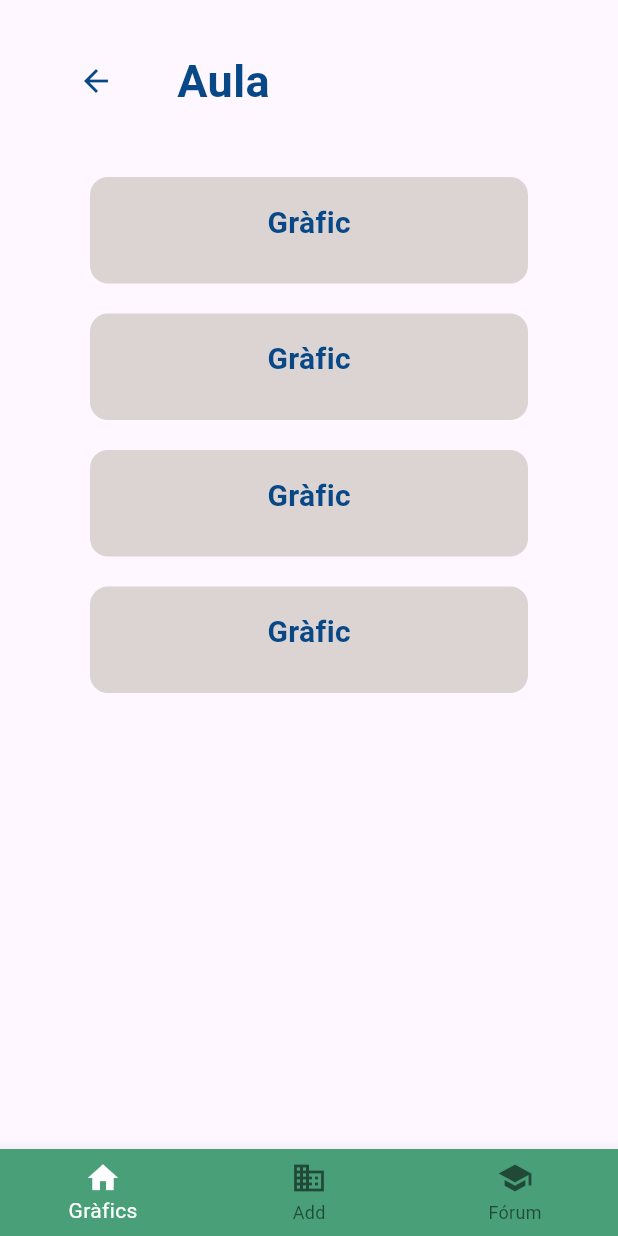
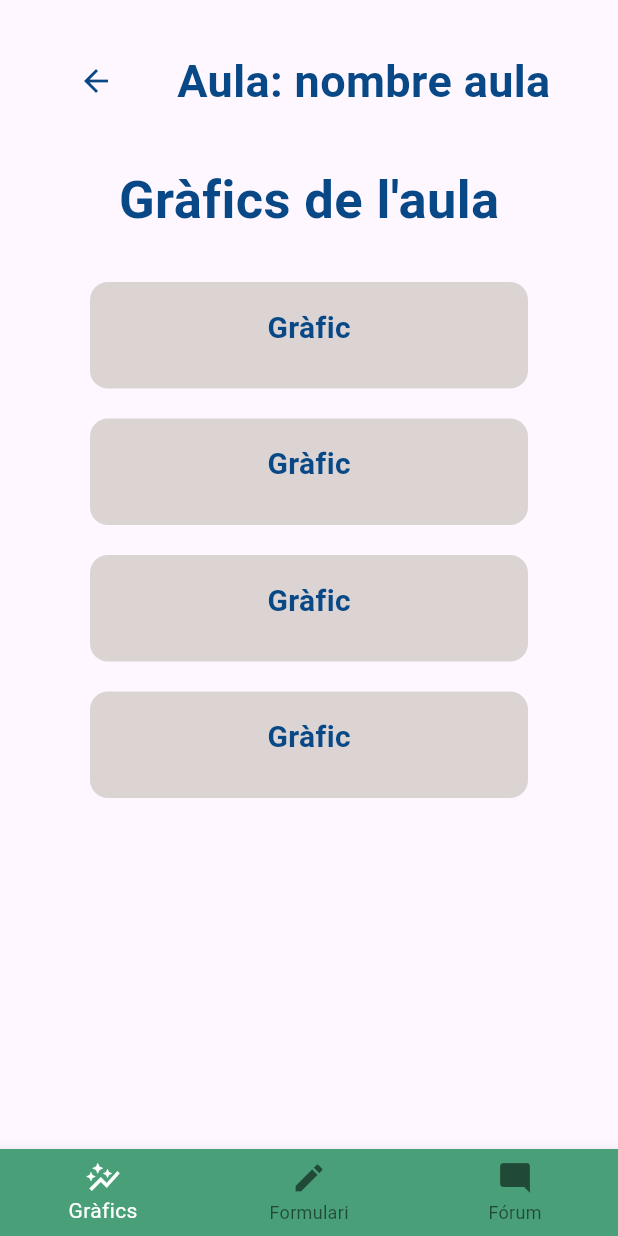
Before and after one commit to SW1073/Bits2024, a Flutter app: the Aula screen opened directly with empty values, on a phone screen of 412 x 824 dp. Run offline on Flutter 3.47's test engine with Material 3 defaults, Android fonts, the phone set to English and light mode, and no system bars.

Commit message:
millorat pantalles aules

```diff
--- a/front/src/lib/presentacio/screens/aula.dart
+++ b/front/src/lib/presentacio/screens/aula.dart
@@ -72,7 +72,7 @@ class _Aula extends State<Aula> {
                     width: 30,
                   ),
                   Text(
-                    'Aula',
+                    'Aula: nombre aula',
                     style: TextStyle(
                       fontSize: 30,
                       fontWeight: FontWeight.bold,
@@ -98,19 +98,19 @@ class _Aula extends State<Aula> {
   }
 
   Widget MenuInferior() {
-    return Container(
+    return SizedBox(
       child: BottomNavigationBar(
         items: const <BottomNavigationBarItem>[
           BottomNavigationBarItem(
-            icon: Icon(Icons.home),
+            icon: Icon(Icons.auto_graph),
             label: 'Gràfics',
           ),
           BottomNavigationBarItem(
-            icon: Icon(Icons.business),
-            label: 'Add',
+            icon: Icon(Icons.mode_edit),
+            label: 'Formulari',
           ),
           BottomNavigationBarItem(
-            icon: Icon(Icons.school),
+            icon: Icon(Icons.mode_comment_rounded),
             label: 'Fórum',
           ),
         ],
--- a/front/src/lib/presentacio/screens/grafics.dart
+++ b/front/src/lib/presentacio/screens/grafics.dart
@@ -11,6 +11,20 @@ class _Grafics extends State<Grafics> {
   @override
   Widget build(BuildContext context) {
     return Expanded(
+      child: Column(
+        children: [
+          Text(
+            "Gràfics de l'aula",
+            style: TextStyle(
+              color: Color.fromRGBO(8, 72, 135, 1),
+              fontWeight: FontWeight.bold,
+              fontSize: 35,
+            ),
+          ),
+          SizedBox(
+            height: 20,
+          ),
+          Expanded(
             child: ListView.builder(
               itemCount: 4,
               itemBuilder: (context, index) {
@@ -41,6 +55,9 @@ class _Grafics extends State<Grafics> {
                 );
               },
             ),
+          ),
+        ],
+      ),
     );
   }
 }
--- a/front/src/pubspec.yaml
+++ b/front/src/pubspec.yaml
@@ -51,6 +51,8 @@ dev_dependencies:
 
 # The following section is specific to Flutter packages.
 flutter:
+  assets:
+    - assets/logo.png
 
   # The following line ensures that the Material Icons font is
   # included with your application, so that you can use the icons in
```
Also changed, not shown: front/src/lib/presentacio/screens/afegirSimptomes.dart (+62 -6 lines), front/src/lib/presentacio/screens/forum.dart (+17 -0 lines), front/src/lib/presentacio/screens/mevesClasses.dart (+22 -8 lines), front/src/assets/logo.png (added). Lines whose indentation alone changed are shown as unchanged.
